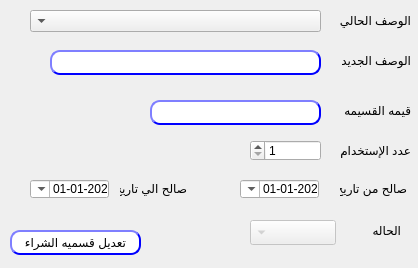
First picture: the form in presentation/voucher_ui/editPromVoucher.ui, repository shymaa123456/HyperPOS2020, before the edit.
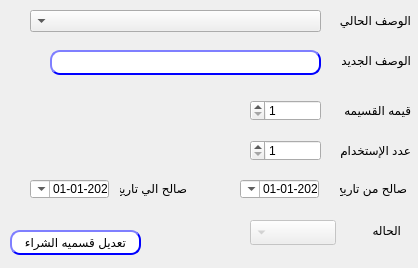
Second picture: the form after the edit.

Commit message: create promotion voucher

What changed in the file:
```diff
--- a/presentation/voucher_ui/editPromVoucher.ui
+++ b/presentation/voucher_ui/editPromVoucher.ui
@@ -260,43 +260,6 @@
     <string>قيمه القسيمه</string>
    </property>
   </widget>
-  <widget class="QLineEdit" name="LE_value">
-   <property name="enabled">
-    <bool>false</bool>
-   </property>
-   <property name="geometry">
-    <rect>
-     <x>150</x>
-     <y>100</y>
-     <width>171</width>
-     <height>25</height>
-    </rect>
-   </property>
-   <property name="styleSheet">
-    <string notr="true">QLineEdit{
-                                        background-color: white;
-                                        border-style: outset;
-                                        border-width: 2px;
-                                        border-radius: 10px;
-                                        border-color: blue;
-                                        min-width: 6em;
-                                        }
-                                        QLineEdit:hover {
-                                        background: qradialgradient(
-                                        cx: 0.3, cy: -0.4, fx: 0.3, fy: -0.4,
-                                        radius: 1.35, stop: 0 #fff, stop: 1 #bbb
-                                        );
-                                        }
-                                       QLineEdit:pressed {
-                                        border-style: inset;
-                                        background: qradialgradient(
-                                        cx: 0.4, cy: -0.1, fx: 0.4, fy: -0.1,
-                                        radius: 1.35, stop: 0 #fff, stop: 1 #ddd
-                                        );
-                                        }
-                                    </string>
-   </property>
-  </widget>
   <widget class="QComboBox" name="CMB_PromVoucherStatus">
    <property name="enabled">
     <bool>false</bool>
@@ -352,6 +315,34 @@
     <string>الوصف الجديد</string>
    </property>
   </widget>
+  <widget class="QDoubleSpinBox" name="LE_value">
+   <property name="enabled">
+    <bool>true</bool>
+   </property>
+   <property name="geometry">
+    <rect>
+     <x>250</x>
+     <y>100</y>
+     <width>71</width>
+     <height>21</height>
+    </rect>
+   </property>
+   <property name="styleSheet">
+    <string notr="true"/>
+   </property>
+   <property name="decimals">
+    <number>0</number>
+   </property>
+   <property name="minimum">
+    <double>1.000000000000000</double>
+   </property>
+   <property name="maximum">
+    <double>99997.000000000000000</double>
+   </property>
+   <property name="value">
+    <double>1.000000000000000</double>
+   </property>
+  </widget>
  </widget>
  <resources/>
  <connections/>
```
The commit also changes 3 other files.
